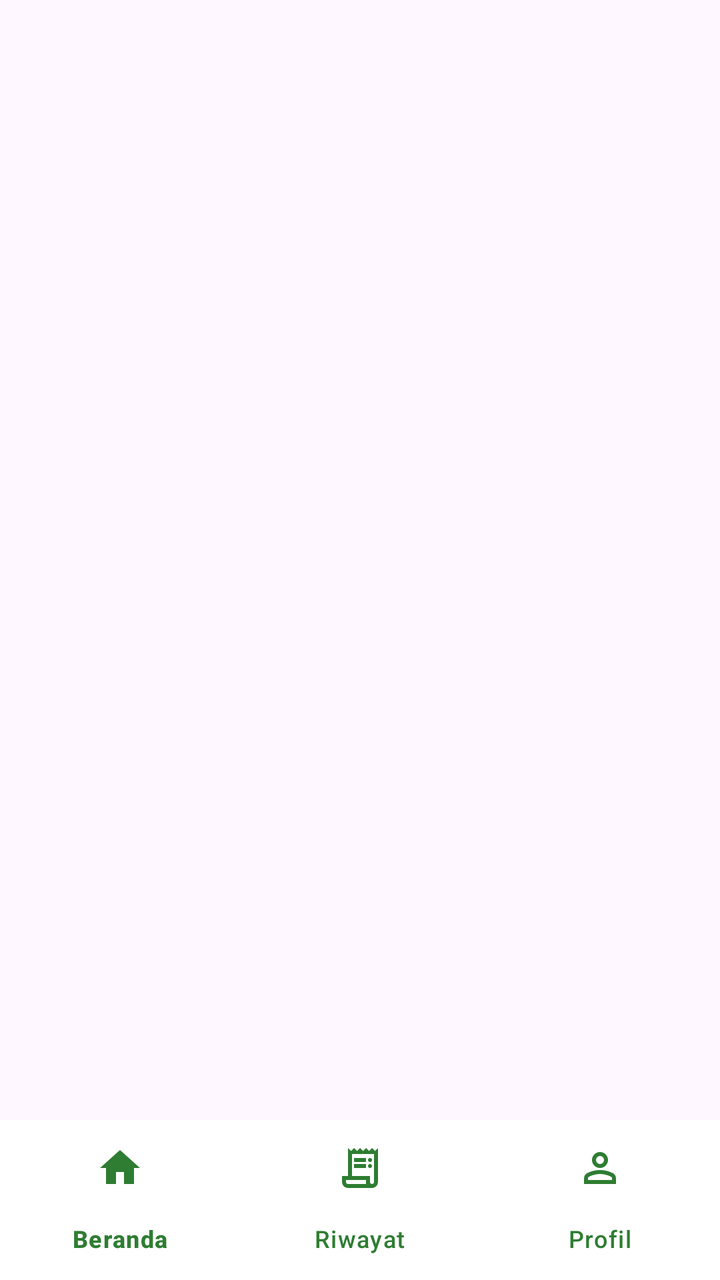
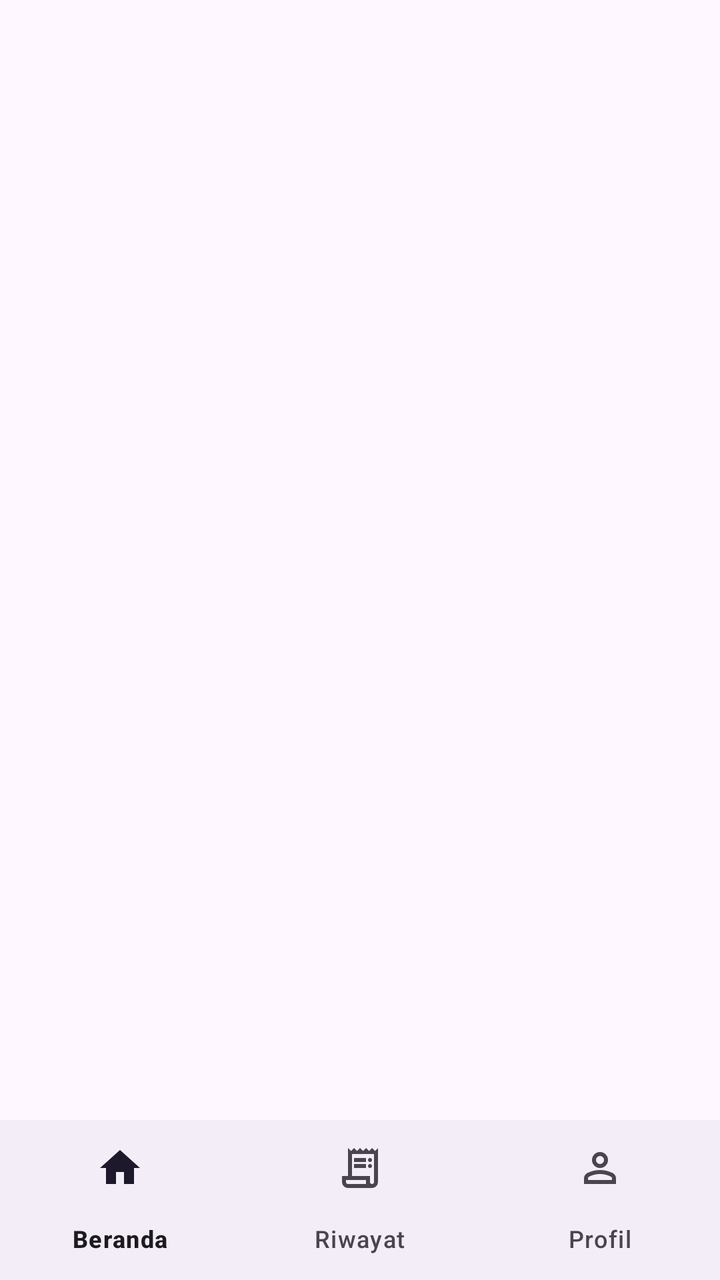

Before-and-after screenshots of an Android layout around one commit, followed by the original layout XML and the change that was made.
<!-- AndroidManifest.xml: application theme Theme.BudgetBits -->
<!-- res/layout/activity_main.xml -->
<?xml version="1.0" encoding="utf-8"?>
<androidx.constraintlayout.widget.ConstraintLayout
    xmlns:android="http://schemas.android.com/apk/res/android"
    xmlns:app="http://schemas.android.com/apk/res-auto"
    android:layout_width="match_parent"
    android:layout_height="match_parent">

    <androidx.fragment.app.FragmentContainerView
        android:id="@+id/fragmentContainer"
        android:layout_width="0dp"
        android:layout_height="0dp"
        app:layout_constraintTop_toTopOf="parent"
        app:layout_constraintStart_toStartOf="parent"
        app:layout_constraintEnd_toEndOf="parent"
        app:layout_constraintBottom_toTopOf="@+id/bottomNavigation" />

    <com.google.android.material.bottomnavigation.BottomNavigationView
        android:id="@+id/bottomNavigation"
        android:layout_width="0dp"
        android:layout_height="wrap_content"
        android:background="@android:color/white"
        app:itemIconTint="@color/brand_primary"
        app:itemTextColor="@color/brand_primary"
        app:menu="@menu/bottom_nav_menu"
        app:layout_constraintBottom_toBottomOf="parent"
        app:layout_constraintStart_toStartOf="parent"
        app:layout_constraintEnd_toEndOf="parent" />

</androidx.constraintlayout.widget.ConstraintLayout>
<!-- resources referenced by this layout -->
<resources>
  <color name="brand_primary">#2E7D32</color>
  <style name="Theme.BudgetBits" parent="Base.Theme.BudgetBits" />
  <style name="Base.Theme.BudgetBits" parent="Theme.Material3.DayNight.NoActionBar">
          
          
      </style>
</resources>

<!-- the commit's change to res/layout/activity_main.xml (unified diff, before → after) -->
@@ -18,9 +18,6 @@
         android:id="@+id/bottomNavigation"
         android:layout_width="0dp"
         android:layout_height="wrap_content"
-        android:background="@android:color/white"
-        app:itemIconTint="@color/brand_primary"
-        app:itemTextColor="@color/brand_primary"
         app:menu="@menu/bottom_nav_menu"
         app:layout_constraintBottom_toBottomOf="parent"
         app:layout_constraintStart_toStartOf="parent"
<!-- resource entries referenced after the edit -->
@@ -1,6 +1,5 @@
 <!-- resources referenced by this layout -->
 <resources>
-  <color name="brand_primary">#2E7D32</color>
   <style name="Theme.BudgetBits" parent="Base.Theme.BudgetBits" />
   <style name="Base.Theme.BudgetBits" parent="Theme.Material3.DayNight.NoActionBar">
           
